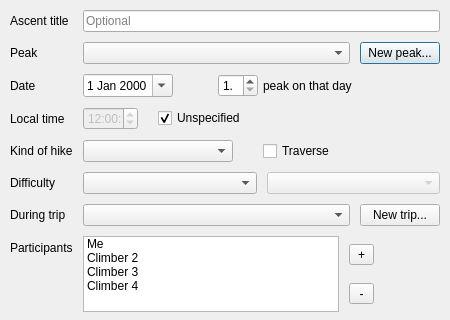
svetter/pal, file src/ui/new_ascent.ui: the form before one commit; both pictures show x 0 to 450 and y 0 to 320 of the 450 by 650 pixel window.
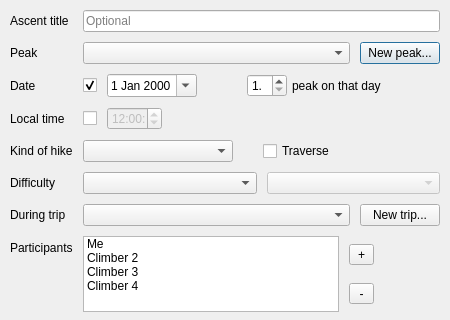
The form after the commit.

```diff
--- a/src/ui/new_ascent.ui
+++ b/src/ui/new_ascent.ui
@@ -93,10 +93,26 @@
      <item row="2" column="1">
       <layout class="QHBoxLayout" name="horizontalLayout">
        <property name="spacing">
-        <number>5</number>
+        <number>10</number>
        </property>
        <item>
-        <widget class="QDateEdit" name="dateEdit">
+        <widget class="QCheckBox" name="dateCheckbox">
+         <property name="sizePolicy">
+          <sizepolicy hsizetype="Fixed" vsizetype="Fixed">
+           <horstretch>0</horstretch>
+           <verstretch>0</verstretch>
+          </sizepolicy>
+         </property>
+         <property name="text">
+          <string/>
+         </property>
+         <property name="checked">
+          <bool>true</bool>
+         </property>
+        </widget>
+       </item>
+       <item>
+        <widget class="QDateEdit" name="dateWidget">
          <property name="sizePolicy">
           <sizepolicy hsizetype="Fixed" vsizetype="Fixed">
            <horstretch>0</horstretch>
@@ -119,7 +135,7 @@
           <date>
            <year>2100</year>
            <month>1</month>
-           <day>2</day>
+           <day>3</day>
           </date>
          </property>
          <property name="minimumDate">
@@ -154,7 +170,12 @@
         </spacer>
        </item>
        <item>
-        <widget class="QSpinBox" name="dayIndexSpinner">
+        <layout class="QHBoxLayout" name="peakIndexLayout">
+         <property name="spacing">
+          <number>5</number>
+         </property>
+         <item>
+          <widget class="QSpinBox" name="peakIndexSpinner">
          <property name="maximumSize">
           <size>
            <width>40</width>
@@ -170,12 +191,14 @@
         </widget>
        </item>
        <item>
-        <widget class="QLabel" name="label">
+          <widget class="QLabel" name="peakIndexLabel">
          <property name="text">
           <string>peak on that day</string>
          </property>
         </widget>
        </item>
+        </layout>
+       </item>
        <item>
         <spacer name="dateSpacer2">
          <property name="orientation">
@@ -203,6 +226,19 @@
        <property name="spacing">
         <number>10</number>
        </property>
+       <item>
+        <widget class="QCheckBox" name="timeCheckbox">
+         <property name="sizePolicy">
+          <sizepolicy hsizetype="Fixed" vsizetype="Fixed">
+           <horstretch>0</horstretch>
+           <verstretch>0</verstretch>
+          </sizepolicy>
+         </property>
+         <property name="text">
+          <string/>
+         </property>
+        </widget>
+       </item>
        <item>
         <widget class="QTimeEdit" name="timeWidget">
          <property name="enabled">
@@ -247,7 +283,7 @@
           <enum>Qt::Horizontal</enum>
          </property>
          <property name="sizeType">
-          <enum>QSizePolicy::Fixed</enum>
+          <enum>QSizePolicy::Expanding</enum>
          </property>
          <property name="sizeHint" stdset="0">
           <size>
@@ -257,16 +293,6 @@
          </property>
         </spacer>
        </item>
-       <item>
-        <widget class="QCheckBox" name="timeNotSpecifiedCheckbox">
-         <property name="text">
-          <string>Unspecified</string>
-         </property>
-         <property name="checked">
-          <bool>true</bool>
-         </property>
-        </widget>
-       </item>
       </layout>
      </item>
      <item row="4" column="0">
```
Left out of the diff: 20 changed lines with no effect on the pictures. Lines whose indentation alone changed are shown as unchanged.
